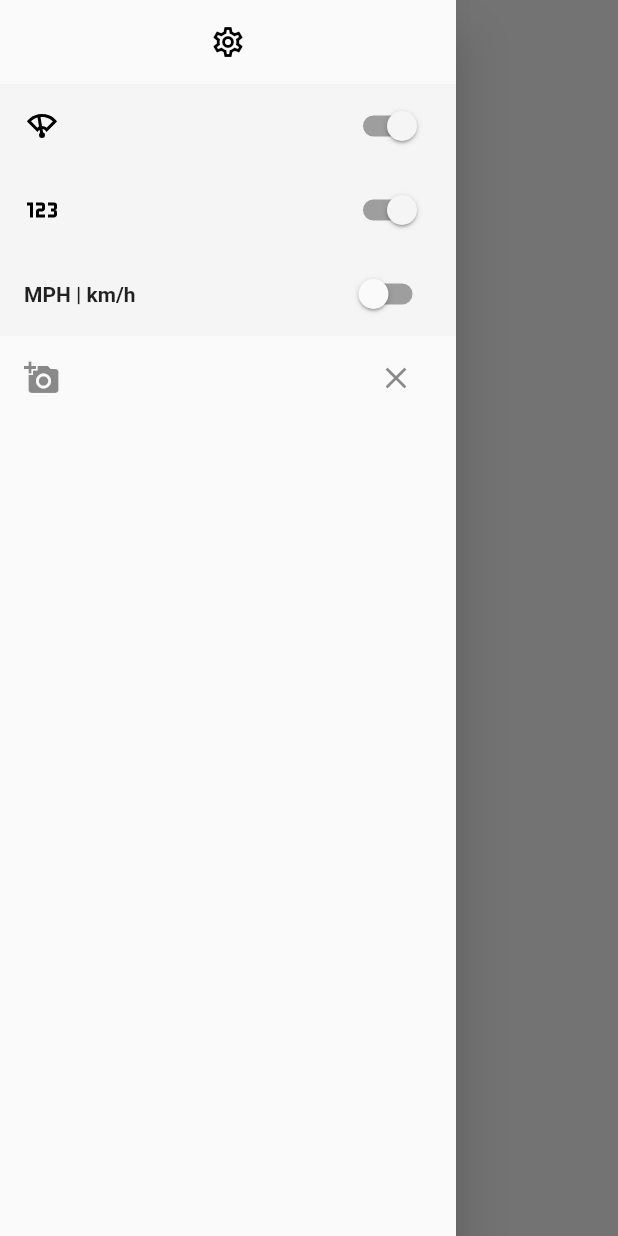
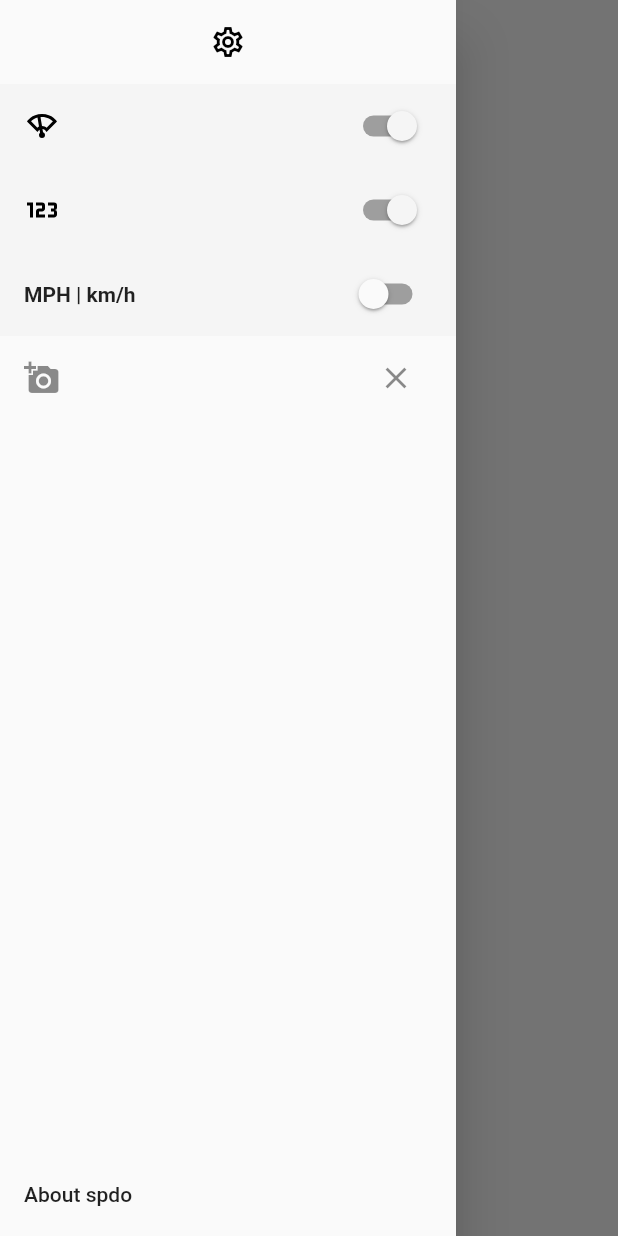
Before and after one commit to BlakeBarrett/SPDO, a Flutter app: the screen it shows after launch, with the side drawer open, on a phone screen of 412 x 824 dp. Run offline on Flutter 3.47's test engine with Material 2 defaults, Android fonts, the phone set to English and light mode, and no system bars; our stand-ins replace flutter_svg, geolocator, image_picker, package_info, shared_preferences.

Commit message:
SPDO-8 app-info (#10)
* Added an AboutListTile and Package_Info.

* Changing package name back to match Flutter's case

```diff
--- a/lib/main.dart
+++ b/lib/main.dart
@@ -2,6 +2,7 @@ import 'package:flutter/animation.dart';
 import 'package:flutter/material.dart';
 import 'package:flutter_svg/flutter_svg.dart';
 import 'package:geolocator/geolocator.dart';
+import 'package:package_info/package_info.dart';
 import 'package:shared_preferences/shared_preferences.dart';
 import 'image_picker_utils.dart';
 import 'speedreader.dart';
@@ -42,6 +43,8 @@ class _SpeedometerScaffoldState extends State<SpeedometerScaffold> {
   bool showDigital = true;
   bool showAnalog = true;
 
+  PackageInfo? packageInfo;
+
   final sliderColor = Color(0xFFF5F5F5);
   final scaffoldKey = GlobalKey<ScaffoldState>();
 
@@ -62,6 +65,12 @@ class _SpeedometerScaffoldState extends State<SpeedometerScaffold> {
 
   @override
   Widget build(BuildContext context) {
+    PackageInfo.fromPlatform().then((PackageInfo value) {
+      setState(() {
+        packageInfo = value;
+      });
+    });
+
     return Scaffold(
       body: SpeedListenerWidget(
         metric: unitsMetric,
@@ -132,6 +141,17 @@ class _SpeedometerScaffoldState extends State<SpeedometerScaffold> {
                 ),
               ]),
               onTap: () => ImagePickerUtils.browseForImage(),
+            ),
+            Spacer(),
+            AboutListTile(
+              applicationIcon: SvgPicture.asset(
+                'assets/icon.svg',
+                width: 48,
+                height: 48,
+              ),
+              applicationName: packageInfo?.appName,
+              applicationVersion:
+                  "${packageInfo?.version} build:${packageInfo?.buildNumber}",
             ),
           ],
         ),
--- a/pubspec.yaml
+++ b/pubspec.yaml
@@ -34,6 +34,7 @@ dependencies:
   flutter_svg: ^0.22.0
   image_picker: ^0.8.2
   path_provider: ^2.0.2
+  package_info: ^2.0.2
 
 dev_dependencies:
   flutter_test:
@@ -64,6 +65,7 @@ flutter:
   assets:
     - assets/numeric.svg
     - assets/wiper.svg
+    - assets/icon.svg
 
   # An image asset can refer to one or more resolution-specific "variants", see
   # https://flutter.dev/assets-and-images/#resolution-aware.
```
